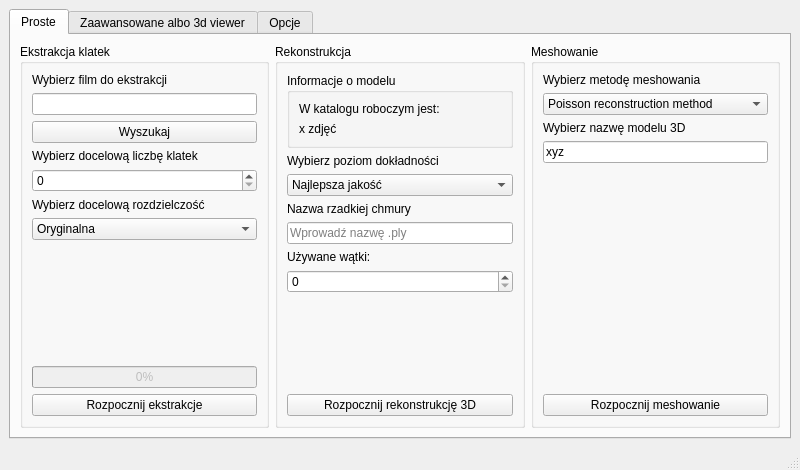
First picture: the form in form.ui, repository Arynski/Photogrammetry, before the edit.
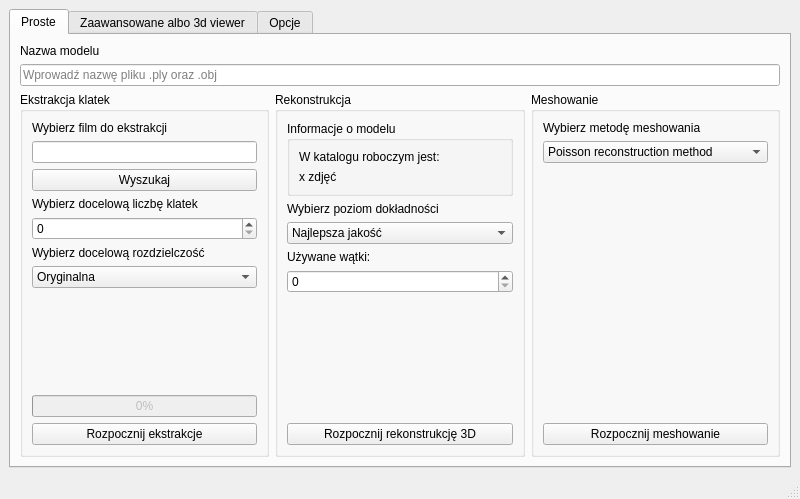
Second picture: the form after the edit.

Commit message: ciag dalszy, zrobiony meshing w gui i zmienione podawanie nazwy w GUI

```diff
--- a/form.ui
+++ b/form.ui
@@ -7,7 +7,7 @@
     <x>0</x>
     <y>0</y>
     <width>800</width>
-    <height>470</height>
+    <height>499</height>
    </rect>
   </property>
   <property name="sizePolicy">
@@ -58,7 +58,14 @@
         <string>Proste</string>
        </attribute>
        <layout class="QGridLayout" name="gridLayout_4">
-        <item row="0" column="0">
+        <item row="1" column="0">
+         <widget class="QLineEdit" name="nazwaModelu">
+          <property name="placeholderText">
+           <string>Wprowadź nazwę pliku .ply oraz .obj</string>
+          </property>
+         </widget>
+        </item>
+        <item row="2" column="0">
          <layout class="QHBoxLayout" name="horizontalLayout_2">
           <property name="sizeConstraint">
            <enum>QLayout::SizeConstraint::SetDefaultConstraint</enum>
@@ -263,20 +270,6 @@
              </item>
              <item row="4" column="0">
               <layout class="QVBoxLayout" name="verticalLayout_3">
-               <item>
-                <widget class="QLabel" name="label_14">
-                 <property name="text">
-                  <string>Nazwa rzadkiej chmury</string>
-                 </property>
-                </widget>
-               </item>
-               <item>
-                <widget class="QLineEdit" name="nazwaModelu">
-                 <property name="placeholderText">
-                  <string>Wprowadź nazwę .ply</string>
-                 </property>
-                </widget>
-               </item>
                <item>
                 <widget class="QLabel" name="label_15">
                  <property name="text">
@@ -354,13 +347,6 @@
              <string>Meshowanie</string>
             </property>
             <layout class="QGridLayout" name="gridLayout_7">
-             <item row="3" column="0">
-              <widget class="QLineEdit" name="nazwaWybor">
-               <property name="text">
-                <string>xyz</string>
-               </property>
-              </widget>
-             </item>
              <item row="0" column="0">
               <widget class="QLabel" name="meshLabel1">
                <property name="sizePolicy">
@@ -375,38 +361,6 @@
               </widget>
              </item>
              <item row="2" column="0">
-              <widget class="QLabel" name="meshLabel2">
-               <property name="sizePolicy">
-                <sizepolicy hsizetype="Expanding" vsizetype="Maximum">
-                 <horstretch>0</horstretch>
-                 <verstretch>0</verstretch>
-                </sizepolicy>
-               </property>
-               <property name="text">
-                <string>Wybierz nazwę modelu 3D</string>
-               </property>
-              </widget>
-             </item>
-             <item row="1" column="0">
-              <widget class="QComboBox" name="metodaWybor">
-               <item>
-                <property name="text">
-                 <string>Poisson reconstruction method</string>
-                </property>
-               </item>
-               <item>
-                <property name="text">
-                 <string>Ball pivoting method</string>
-                </property>
-               </item>
-               <item>
-                <property name="text">
-                 <string>Alpha shapes method</string>
-                </property>
-               </item>
-              </widget>
-             </item>
-             <item row="4" column="0">
               <layout class="QVBoxLayout" name="verticalLayout_4">
                <item>
                 <spacer name="verticalSpacer_3">
@@ -430,11 +384,37 @@
                </item>
               </layout>
              </item>
+             <item row="1" column="0">
+              <widget class="QComboBox" name="metodaWybor">
+               <item>
+                <property name="text">
+                 <string>Poisson reconstruction method</string>
+                </property>
+               </item>
+               <item>
+                <property name="text">
+                 <string>Ball pivoting method</string>
+                </property>
+               </item>
+               <item>
+                <property name="text">
+                 <string>Alpha shapes method</string>
+                </property>
+               </item>
+              </widget>
+             </item>
             </layout>
            </widget>
           </item>
          </layout>
         </item>
+        <item row="0" column="0">
+         <widget class="QLabel" name="label_14">
+          <property name="text">
+           <string>Nazwa modelu</string>
+          </property>
+         </widget>
+        </item>
        </layout>
       </widget>
       <widget class="QWidget" name="zaawansowaneTab">
```
The commit also changes 3 other files.
